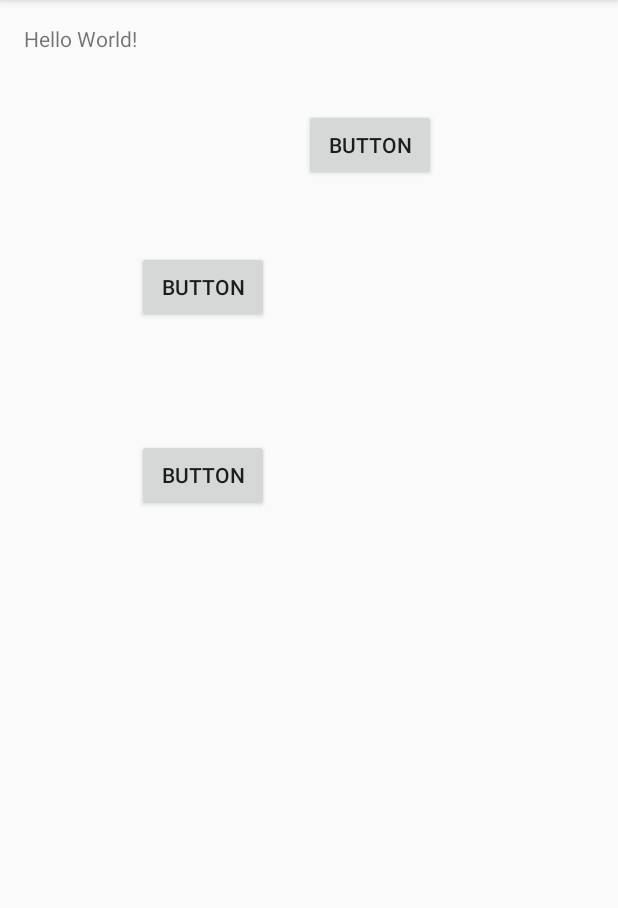
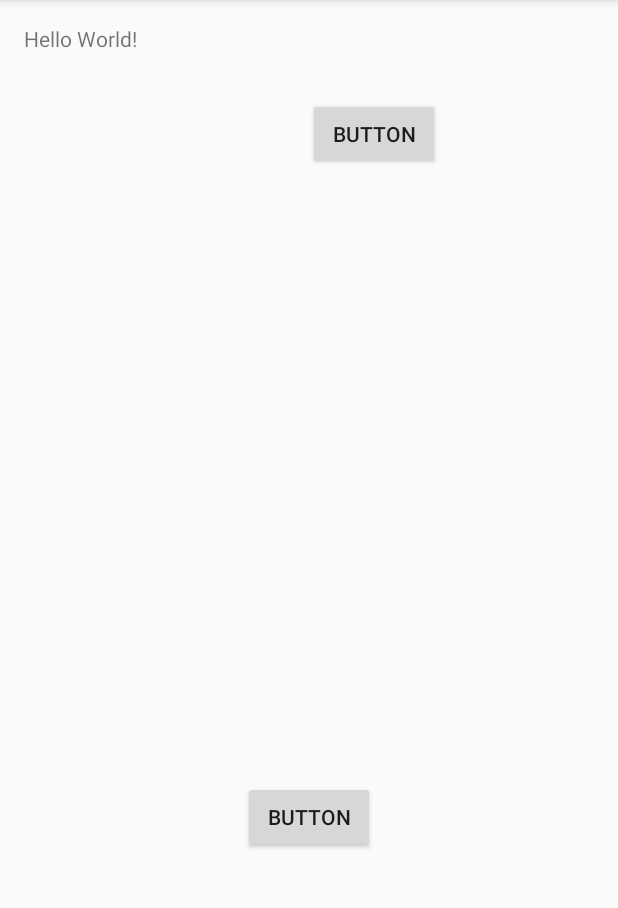
Before and after one commit to aso1501152/hidakakun, an Android app: the screen it shows after launch (MainActivity), on a phone screen of 412 x 824 dp, the part 84-992 px from its top. Run offline under Robolectric (Android 15) with nearby library versions, the phone set to English and light mode, and no system bars.

Commit message:
あじじゃおいじゃいおじゃおじゃおｊ

```diff
--- a/app/src/main/res/layout/activity_main.xml
+++ b/app/src/main/res/layout/activity_main.xml
@@ -13,38 +13,26 @@
     <TextView
         android:layout_width="wrap_content"
         android:layout_height="wrap_content"
-        android:text="Hello World!"
-        android:id="@+id/textView" />
+        android:text="Hello World!" />
 
     <Button
         android:text="Button"
         android:layout_width="wrap_content"
         android:layout_height="wrap_content"
-        android:layout_below="@+id/textView"
-        android:layout_toRightOf="@+id/textView"
-        android:layout_toEndOf="@+id/textView"
-        android:layout_marginTop="132dp"
-        android:id="@+id/button" />
+        android:layout_alignParentBottom="true"
+        android:layout_centerHorizontal="true"
+        android:layout_marginBottom="183dp"
+        android:id="@+id/button4" />
 
     <Button
         android:text="Button"
         android:layout_width="wrap_content"
         android:layout_height="wrap_content"
-        android:layout_below="@+id/button"
-        android:layout_alignLeft="@+id/button"
-        android:layout_alignStart="@+id/button"
-        android:layout_marginTop="77dp"
-        android:id="@+id/button2" />
-
-    <Button
-        android:text="Button"
-        android:layout_width="wrap_content"
-        android:layout_height="wrap_content"
-        android:layout_below="@+id/textView"
-        android:layout_toRightOf="@+id/button"
-        android:layout_toEndOf="@+id/button"
-        android:layout_marginLeft="23dp"
-        android:layout_marginStart="23dp"
-        android:layout_marginTop="37dp"
-        android:id="@+id/button3" />
+        android:layout_below="@+id/textView2"
+        android:layout_alignLeft="@+id/button4"
+        android:layout_alignStart="@+id/button4"
+        android:layout_marginLeft="43dp"
+        android:layout_marginStart="43dp"
+        android:layout_marginTop="49dp"
+        android:id="@+id/button5" />
 </RelativeLayout>
```
